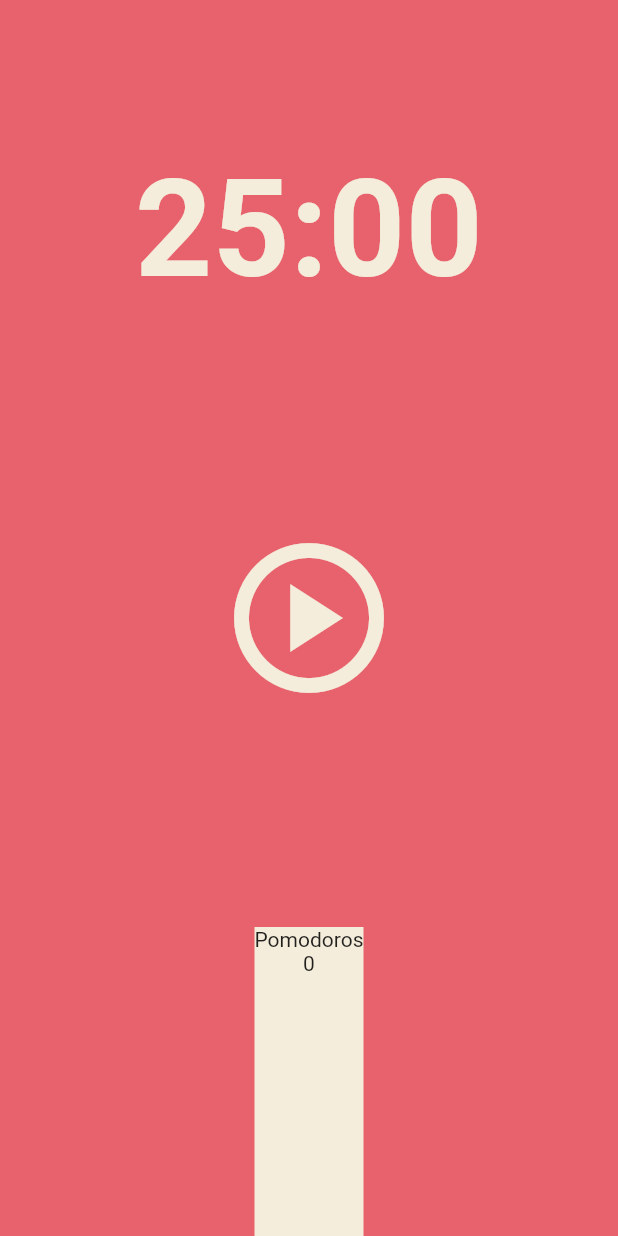
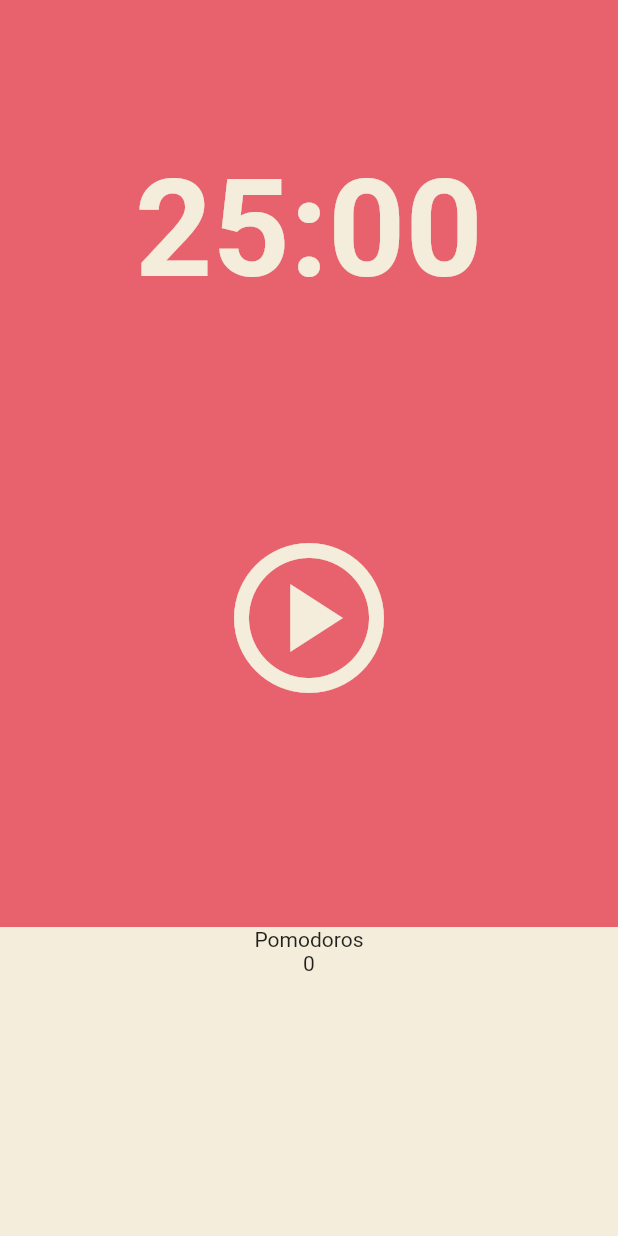
Before and after one commit to kimgeuntae/pomodoro, a Flutter app: the screen it shows after launch, on a phone screen of 412 x 824 dp. Run offline on Flutter 3.47's test engine with Material 2 defaults, Android fonts, the phone set to English and light mode, and no system bars.

Commit message:
Add: 로우 화면 끝까지 확장

```diff
--- a/lib/screens/home_screen.dart
+++ b/lib/screens/home_screen.dart
@@ -43,8 +43,12 @@ class _HomeScreenState extends State<HomeScreen> {
           ),
           Flexible(
             flex: 1,
+            child: Row(
+              children: [
+                Expanded(
                   child: Container(
-              decoration: BoxDecoration(color: Theme.of(context).cardColor),
+                    decoration:
+                        BoxDecoration(color: Theme.of(context).cardColor),
                     child: Column(
                       children: const [
                         Text('Pomodoros'),
@@ -55,6 +59,9 @@ class _HomeScreenState extends State<HomeScreen> {
                 ),
               ],
             ),
+          ),
+        ],
+      ),
     );
   }
 }
```
Lines whose indentation alone changed are shown as unchanged.
